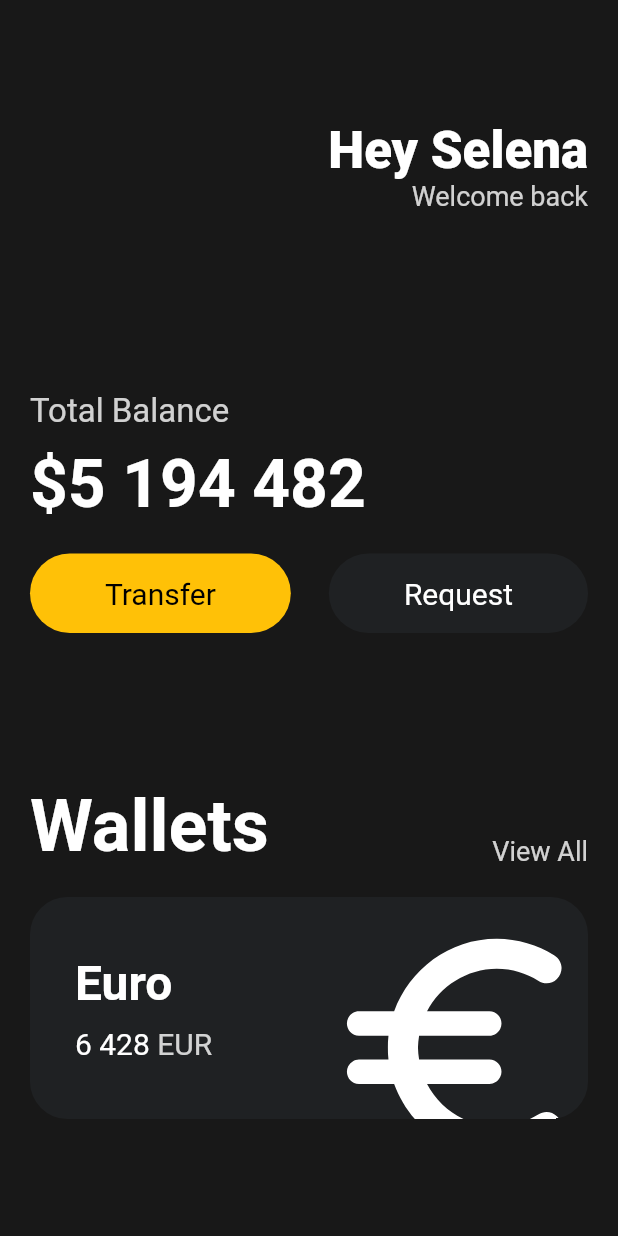
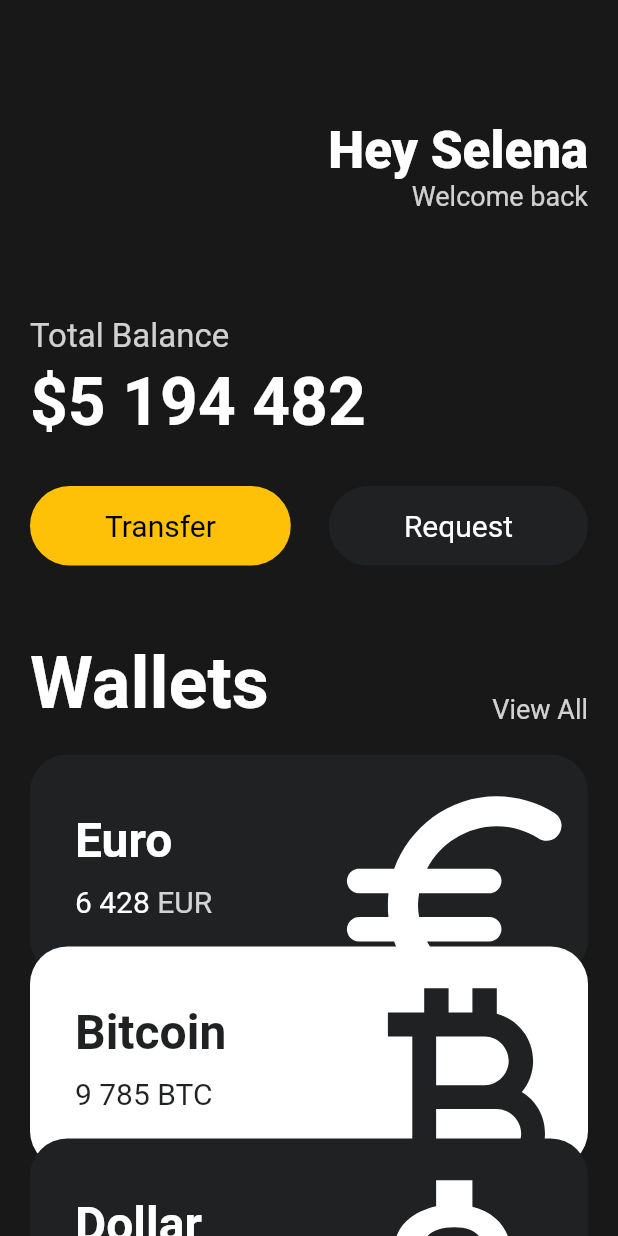
Before and after one commit to hgko1207/nomadcoders, a Flutter app: the screen it shows after launch, on a phone screen of 412 x 824 dp. Run offline on Flutter 3.47's test engine with Material 2 defaults, Android fonts, the phone set to English and light mode, and no system bars.

Commit message:
Resuable Cards

```diff
--- a/toonflix/lib/main.dart
+++ b/toonflix/lib/main.dart
@@ -1,5 +1,7 @@
 import 'package:flutter/material.dart';
 import 'package:toonflix/widgets/button.dart';
+
+import 'widgets/currency_card.dart';
 
 void main() {
   runApp(const App());
@@ -13,19 +15,24 @@
     return MaterialApp(
       home: Scaffold(
           backgroundColor: const Color(0xFF181818),
-          body: Padding(
-            padding: const EdgeInsets.symmetric(horizontal: 20),
+          body: SingleChildScrollView(
+            child: Padding(
+              padding: const EdgeInsets.symmetric(
+                horizontal: 20,
+              ),
               child: Column(
                 crossAxisAlignment: CrossAxisAlignment.start,
                 children: [
-                const SizedBox(height: 80),
-                Row(
+                  const SizedBox(
+                    height: 80,
+                  ),
+                  const Row(
                     mainAxisAlignment: MainAxisAlignment.end,
                     children: [
                       Column(
                         crossAxisAlignment: CrossAxisAlignment.end,
                         children: [
-                        const Text(
+                          Text(
                             'Hey Selena',
                             style: TextStyle(
                               color: Colors.white,
@@ -36,7 +43,7 @@
                           Text(
                             'Welcome back',
                             style: TextStyle(
-                            color: Colors.white.withOpacity(0.8),
+                              color: Color.fromRGBO(255, 255, 255, 0.8),
                               fontSize: 18,
                             ),
                           ),
@@ -44,13 +51,19 @@
                       )
                     ],
                   ),
-                const SizedBox(height: 120),
+                  const SizedBox(
+                    height: 70,
+                  ),
                   Text(
                     'Total Balance',
                     style: TextStyle(
-                      fontSize: 22, color: Colors.white.withOpacity(0.8)),
+                      fontSize: 22,
+                      color: Colors.white.withOpacity(0.8),
                     ),
-                const SizedBox(height: 10),
+                  ),
+                  const SizedBox(
+                    height: 5,
+                  ),
                   const Text(
                     '\$5 194 482',
                     style: TextStyle(
@@ -59,7 +72,9 @@
                       color: Colors.white,
                     ),
                   ),
-                const SizedBox(height: 20),
+                  const SizedBox(
+                    height: 30,
+                  ),
                   const Row(
                     mainAxisAlignment: MainAxisAlignment.spaceBetween,
                     children: [
@@ -76,7 +91,7 @@
                     ],
                   ),
                   const SizedBox(
-                  height: 100,
+                    height: 50,
                   ),
                   Row(
                     crossAxisAlignment: CrossAxisAlignment.end,
@@ -102,71 +117,36 @@
                   const SizedBox(
                     height: 20,
                   ),
-                Container(
-                  clipBehavior: Clip.hardEdge,
-                  decoration: BoxDecoration(
-                    color: const Color(0xFF1F2123),
-                    borderRadius: BorderRadius.circular(25),
+                  const CurrencyCart(
+                    name: 'Euro',
+                    code: 'EUR',
+                    amount: '6 428',
+                    icon: Icons.euro_rounded,
+                    isInverted: false,
                   ),
-                  child: Padding(
-                    padding: const EdgeInsets.all(30),
-                    child: Row(
-                      mainAxisAlignment: MainAxisAlignment.spaceBetween,
-                      children: [
-                        Column(
-                          crossAxisAlignment: CrossAxisAlignment.start,
-                          children: [
-                            const Text(
-                              'Euro',
-                              style: TextStyle(
-                                color: Colors.white,
-                                fontSize: 32,
-                                fontWeight: FontWeight.w600,
+                  Transform.translate(
+                    offset: const Offset(0, -20),
+                    child: const CurrencyCart(
+                      name: 'Bitcoin',
+                      code: 'BTC',
+                      amount: '9 785',
+                      icon: Icons.currency_bitcoin,
+                      isInverted: true,
                     ),
                   ),
-                            const SizedBox(
-                              height: 10,
-                            ),
-                            Row(
-                              children: [
-                                const Text(
-                                  '6 428',
-                                  style: TextStyle(
-                                    color: Colors.white,
-                                    fontSize: 20,
-                                  ),
-                                ),
-                                const SizedBox(
-                                  width: 5,
-                                ),
-                                Text(
-                                  'EUR',
-                                  style: TextStyle(
-                                    color: Colors.white.withOpacity(0.8),
-                                    fontSize: 20,
-                                  ),
-                                )
-                              ],
-                            )
-                          ],
-                        ),
-                        Transform.scale(
-                          scale: 2.2,
-                          child: Transform.translate(
-                            offset: const Offset(-5, 12),
-                            child: const Icon(
-                              Icons.euro_rounded,
-                              color: Colors.white,
-                              size: 88,
-                            ),
+                  Transform.translate(
+                    offset: const Offset(0, -40),
+                    child: const CurrencyCart(
+                      name: 'Dollar',
+                      code: 'USD',
+                      amount: '428',
+                      icon: Icons.attach_money_outlined,
+                      isInverted: false,
                     ),
                   )
                 ],
               ),
             ),
-                )
-              ],
-            ),
           )),
     );
   }
--- /dev/null
+++ b/toonflix/lib/widgets/currency_card.dart
@@ -0,0 +1,87 @@
+import 'package:flutter/material.dart';
+
+class CurrencyCart extends StatelessWidget {
+  final String name, code, amount;
+  final IconData icon;
+  final bool isInverted;
+
+  final _blackColor = const Color(0xFF1F2123);
+
+  const CurrencyCart({
+    super.key,
+    required this.name,
+    required this.code,
+    required this.amount,
+    required this.icon,
+    required this.isInverted,
+  });
+
+  @override
+  Widget build(BuildContext context) {
+    return Container(
+      clipBehavior: Clip.hardEdge,
+      decoration: BoxDecoration(
+        color: isInverted ? Colors.white : _blackColor,
+        borderRadius: BorderRadius.circular(25),
+      ),
+      child: Padding(
+        padding: const EdgeInsets.all(30),
+        child: Row(
+          mainAxisAlignment: MainAxisAlignment.spaceBetween,
+          children: [
+            Column(
+              crossAxisAlignment: CrossAxisAlignment.start,
+              children: [
+                Text(
+                  name,
+                  style: TextStyle(
+                    color: isInverted ? _blackColor : Colors.white,
+                    fontSize: 32,
+                    fontWeight: FontWeight.w600,
+                  ),
+                ),
+                const SizedBox(
+                  height: 10,
+                ),
+                Row(
+                  children: [
+                    Text(
+                      amount,
+                      style: TextStyle(
+                        color: isInverted ? _blackColor : Colors.white,
+                        fontSize: 20,
+                      ),
+                    ),
+                    const SizedBox(
+                      width: 5,
+                    ),
+                    Text(
+                      code,
+                      style: TextStyle(
+                        color: isInverted
+                            ? _blackColor
+                            : Colors.white.withOpacity(0.8),
+                        fontSize: 20,
+                      ),
+                    )
+                  ],
+                )
+              ],
+            ),
+            Transform.scale(
+              scale: 2.2,
+              child: Transform.translate(
+                offset: const Offset(-5, 12),
+                child: Icon(
+                  icon,
+                  color: isInverted ? _blackColor : Colors.white,
+                  size: 88,
+                ),
+              ),
+            )
+          ],
+        ),
+      ),
+    );
+  }
+}
```
Lines whose indentation alone changed are shown as unchanged.
